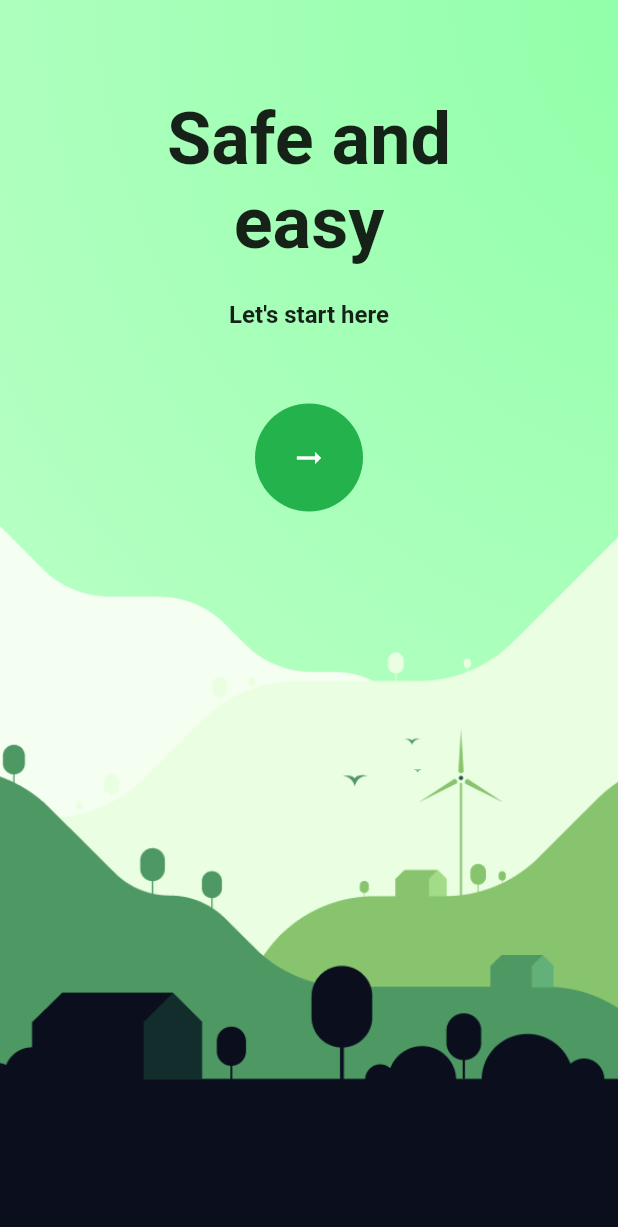
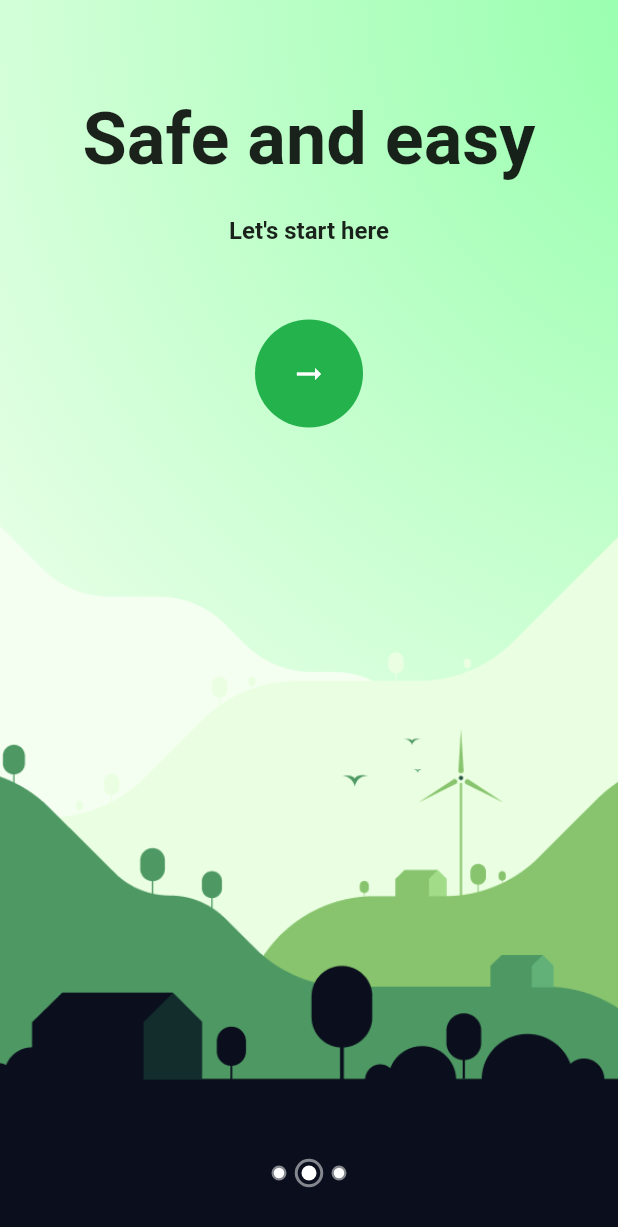
Before and after one commit to NallDev/Travee, a Flutter app: the screen it shows after launch, after a tap on the "arrow right alt" icon, on a phone screen of 412 x 824 dp. Shown: the top 1227 px of the screen. Run offline on Flutter 3.47's test engine with Material 2 defaults, Android fonts, the phone set to English and light mode, and no system bars.

Commit message:
ADD : Onboarding with animate indicator

```diff
--- a/lib/main.dart
+++ b/lib/main.dart
@@ -1,5 +1,5 @@
 import 'package:flutter/material.dart';
-import 'package:travee/screen/onboarding_screen.dart';
+import 'package:travee/screen/onboarding/onboarding_screen.dart';
 
 void main() {
   runApp(const MyApp());
--- a/lib/model/onboarding_model.dart
+++ b/lib/model/onboarding_model.dart
@@ -20,7 +20,7 @@ List<OnBoardingModel> contents = [
     image: "images/bottom_1.png",
     btnColor: Color(0xFFFF5900),
     backgroundColor: const RadialGradient(
-      radius: 3.7958,
+      radius: 1.8,
       center: Alignment(1.5128, -1.0278),
       colors: [
         Color(0xFFFFBD80),
@@ -33,7 +33,7 @@ List<OnBoardingModel> contents = [
     image: "images/bottom_2.png",
     btnColor: Color(0xFF24B24C),
     backgroundColor: const RadialGradient(
-      radius: 3.7958,
+      radius: 1.8,
       center: Alignment(1.5128, -1.0278),
       colors: [
         Color(0xFF8BFFA5),
@@ -46,7 +46,7 @@ List<OnBoardingModel> contents = [
     image: "images/bottom_3.png",
     btnColor: Color(0xFF1F41F4),
     backgroundColor: const RadialGradient(
-      radius: 3.7958,
+      radius: 1.8,
       center: Alignment(1.5128, -1.0278),
       colors: [
         Color(0xFF88C6FF),
--- /dev/null
+++ b/lib/screen/onboarding/dot_indicator.dart
@@ -0,0 +1,42 @@
+import 'package:flutter/material.dart';
+
+class DotIndicator extends StatelessWidget {
+  final bool isActive;
+
+  const DotIndicator({super.key, required this.isActive});
+
+  @override
+  Widget build(BuildContext context) {
+    return AnimatedContainer(
+      duration: const Duration(milliseconds: 300),
+      width: 20,
+      height: 20,
+      child: Stack(
+        alignment: Alignment.center,
+        children: [
+          AnimatedContainer(
+            duration: const Duration(milliseconds: 300),
+            width: isActive ? 19 : 10,
+            height: isActive ? 19 : 10,
+            decoration: BoxDecoration(
+                shape: BoxShape.circle,
+                border: Border.all(
+                    color: const Color(0x80FFFFFF),
+                    width: 2
+                )
+            ),
+          ),
+          AnimatedContainer(
+            duration: const Duration(milliseconds: 300),
+            width: isActive ? 10 : 7,
+            height: isActive ? 10 : 7,
+            decoration: const BoxDecoration(
+              shape: BoxShape.circle,
+              color: Colors.white,
+            ),
+          ),
+        ],
+      ),
+    );
+  }
+}
--- /dev/null
+++ b/lib/screen/onboarding/onboarding_screen.dart
@@ -0,0 +1,149 @@
+import 'package:flutter/material.dart';
+import 'package:travee/model/onboarding_model.dart';
+
+import 'dot_indicator.dart';
+
+class OnBoardingScreen extends StatefulWidget {
+  const OnBoardingScreen({super.key});
+
+  @override
+  State<OnBoardingScreen> createState() => _OnBoardingScreenState();
+}
+
+class _OnBoardingScreenState extends State<OnBoardingScreen> {
+  late PageController _pageController;
+  int _currentPage = 0;
+
+  @override
+  void initState() {
+    _pageController = PageController();
+    super.initState();
+  }
+
+  @override
+  Widget build(BuildContext context) {
+    return Scaffold(
+      body: Container(
+        decoration:
+            BoxDecoration(gradient: contents[_currentPage].backgroundColor),
+        child: Stack(children: [
+          PageView.builder(
+            physics: const BouncingScrollPhysics(),
+            controller: _pageController,
+            onPageChanged: (value) {
+              setState(() {
+                _currentPage = value;
+              });
+            },
+            itemCount: contents.length,
+            itemBuilder: (context, i) {
+              return Stack(
+                fit: StackFit.expand,
+                children: [
+                  Positioned(
+                    bottom: 0,
+                    left: 0,
+                    right: 0,
+                    child: Image.asset(
+                      contents[i].image,
+                      width: double.infinity,
+                      fit: BoxFit.cover,
+                    ),
+                  ),
+                  SafeArea(
+                    child: Column(
+                      crossAxisAlignment: CrossAxisAlignment.center,
+                      children: [
+                        const SizedBox(
+                          height: 64,
+                        ),
+                        Padding(
+                          padding: const EdgeInsets.symmetric(horizontal: 40),
+                          child: Text(
+                            contents[i].title,
+                            style: const TextStyle(
+                              fontSize: 48,
+                              fontWeight: FontWeight.bold,
+                              color: Colors.black87,
+                            ),
+                            textAlign: TextAlign.center,
+                          ),
+                        ),
+                        const SizedBox(
+                          height: 24,
+                        ),
+                        const Text(
+                          "Let's start here",
+                          style: TextStyle(
+                            fontSize: 16,
+                            fontWeight: FontWeight.bold,
+                            color: Colors.black87,
+                          ),
+                        ),
+                        const SizedBox(
+                          height: 50,
+                        ),
+                        _currentPage + 1 == contents.length
+                            ? SizedBox(
+                                height: 72,
+                                width: 111,
+                                child: ElevatedButton(
+                                  onPressed: () {},
+                                  style: ElevatedButton.styleFrom(
+                                    backgroundColor: contents[i].btnColor,
+                                    shape: RoundedRectangleBorder(
+                                      borderRadius: BorderRadius.circular(50),
+                                    ),
+                                  ),
+                                  child: const Text("Start"),
+                                ),
+                              )
+                            : Container(
+                                width: 72.0,
+                                height: 72.0,
+                                decoration: BoxDecoration(
+                                  shape: BoxShape.circle,
+                                  color: contents[i].btnColor,
+                                ),
+                                child: CircleAvatar(
+                                  backgroundColor: Colors.transparent,
+                                  child: IconButton(
+                                    iconSize: 24.0,
+                                    icon: const Icon(
+                                      Icons.arrow_right_alt,
+                                      color: Colors.white,
+                                    ),
+                                    onPressed: () {
+                                      _pageController.nextPage(
+                                        duration:
+                                            const Duration(milliseconds: 200),
+                                        curve: Curves.easeIn,
+                                      );
+                                    },
+                                  ),
+                                ),
+                              ),
+                      ],
+                    ),
+                  ),
+                ],
+              );
+            },
+          ),
+          Positioned(
+            bottom: 32,
+            left: 0,
+            right: 0,
+            child: Row(
+              mainAxisAlignment: MainAxisAlignment.center,
+              children: List.generate(
+                contents.length,
+                (index) => DotIndicator(isActive: _currentPage == index),
+              ),
+            ),
+          ),
+        ]),
+      ),
+    );
+  }
+}
--- a/lib/screen/onboarding_screen.dart
+++ /dev/null
@@ -1,165 +0,0 @@
-import 'package:flutter/material.dart';
-import 'package:travee/model/onboarding_model.dart';
-
-class OnBoardingScreen extends StatefulWidget {
-  const OnBoardingScreen({super.key});
-
-  @override
-  State<OnBoardingScreen> createState() => _OnBoardingScreenState();
-}
-
-class _OnBoardingScreenState extends State<OnBoardingScreen> {
-  late PageController _pageController;
-  int _currentPage = 0;
-
-  @override
-  void initState() {
-    _pageController = PageController();
-    super.initState();
-  }
-
-  AnimatedContainer _buildDots({int? index}) {
-    return AnimatedContainer(
-      duration: Duration(milliseconds: 300),
-      width: 20, // Lebar lingkaran utama
-      height: 20, // Tinggi lingkaran utama
-      child: Stack(
-        alignment: Alignment.center,
-        children: [
-          Container(
-            width: 20, // Lebar lingkaran border
-            height: 20, // Tinggi lingkaran border
-            decoration: BoxDecoration(
-              shape: BoxShape.circle,
-              border: Border.all(
-                color: Colors.black, // Warna border
-                width: 2, // Lebar border
-              ),
-            ),
-          ),
-          AnimatedContainer(
-            duration: Duration(milliseconds: 300),
-            width: _currentPage == index ? 20 : 10, // Lebar lingkaran putih
-            height: _currentPage == index ? 20 : 10, // Tinggi lingkaran putih
-            decoration: BoxDecoration(
-              shape: BoxShape.circle,
-              color: Colors.white, // Warna lingkaran putih
-            ),
-          ),
-        ],
-      ),
-    );
-  }
-
-  @override
-  Widget build(BuildContext context) {
-    return Scaffold(
-      body: Container(
-        decoration:
-            BoxDecoration(gradient: contents[_currentPage].backgroundColor),
-        child: Stack(children: [
-          PageView.builder(
-              physics: BouncingScrollPhysics(),
-              controller: _pageController,
-              onPageChanged: (value) {
-                setState(() {
-                  _currentPage = value;
-                });
-              },
-              itemCount: contents.length,
-              itemBuilder: (context, i) {
-                return Stack(
-                  children: [
-                    Positioned(
-                      bottom: 0,
-                      left: 0,
-                      right: 0,
-                      child: Image.asset(
-                        contents[i].image,
-                        width: double.infinity,
-                        fit: BoxFit.cover,
-                      ),
-                    ),
-                    SafeArea(
-                      child: Padding(
-                        padding: const EdgeInsets.symmetric(horizontal: 80.0),
-                        child: Column(
-                          children: [
-                            SizedBox(
-                              height: 64,
-                            ),
-                            Text(
-                              contents[i].title,
-                              style: TextStyle(
-                                fontSize: 48,
-                                fontWeight: FontWeight.bold,
-                                color: Colors.black87,
-                              ),
-                              textAlign: TextAlign.center,
-                            ),
-                            SizedBox(
-                              height: 24,
-                            ),
-                            Text(
-                              "Let's start here",
-                              style: TextStyle(
-                                fontSize: 16,
-                                fontWeight: FontWeight.bold,
-                                color: Colors.black87,
-                              ),
-                            ),
-                            SizedBox(
-                              height: 50,
-                            ),
-                            _currentPage + 1 == contents.length
-                                ? Container(
-                              height: 72,
-                                  width: 111,
-                                  child: ElevatedButton(
-                                      onPressed: () {},
-                                      child: Text("Start"),
-                                      style: ElevatedButton.styleFrom(
-                                        backgroundColor: contents[i].btnColor,
-                                        shape: RoundedRectangleBorder(
-                                          borderRadius: BorderRadius.circular(50),
-                                        ),
-                                      ),
-                                    ),
-                                )
-                                : Container(
-                                    width: 72.0,
-                                    height: 72.0,
-                                    decoration: BoxDecoration(
-                                      shape: BoxShape.circle,
-                                      color: contents[i].btnColor,
-                                    ),
-                                    child: CircleAvatar(
-                                      backgroundColor: Colors.transparent,
-                                      child: IconButton(
-                                        iconSize: 24.0,
-                                        icon: Icon(
-                                          Icons.arrow_right_alt,
-                                          color: Colors.white,
-                                        ),
-                                        onPressed: () {
-                                          _pageController.nextPage(
-                                            duration: const Duration(
-                                                milliseconds: 200),
-                                            curve: Curves.easeIn,
-                                          );
-                                        },
-                                      ),
-                                    ),
-                                  ),
-                          ],
-                        ),
-                      ),
-                    ),
-                  ],
-                );
-              }),
-        ]),
-      ),
-    );
-  }
-}
```
